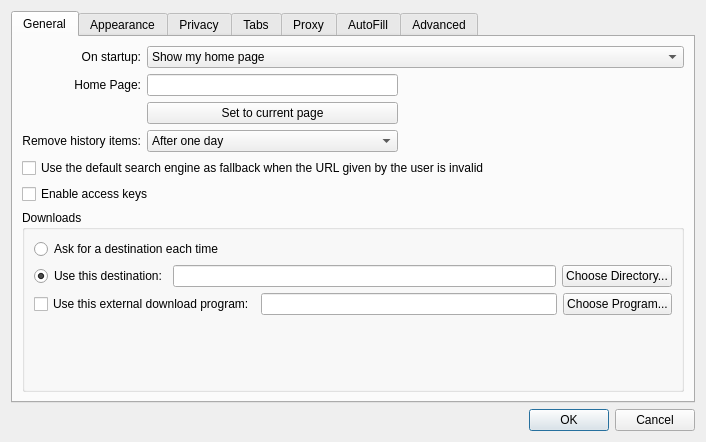
Above: src/settings.ui from dgraziotin/arora before the change. Below: the same form after it.
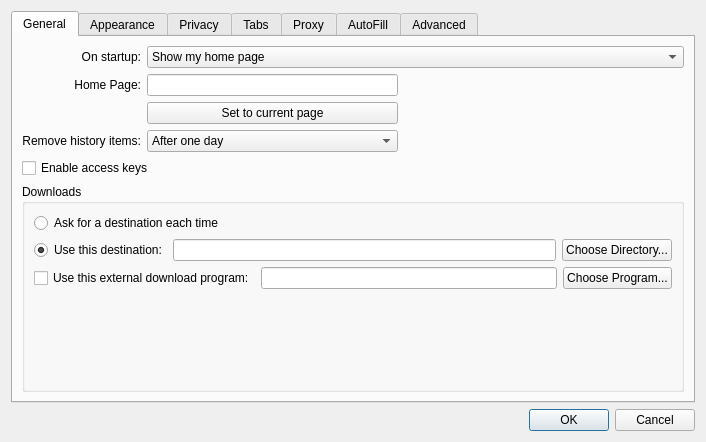
That is the form after the change.

Commit message: reverted to arora default search engine fallback,disabled user choose to disable the feature

What changed in the file:
```diff
--- a/src/settings.ui
+++ b/src/settings.ui
@@ -155,23 +155,13 @@
         </widget>
        </item>
        <item row="4" column="0" colspan="3">
-        <widget class="QCheckBox" name="searchEngineFallback">
-         <property name="text">
-          <string>Use the default search engine as fallback when the URL given by the user is invalid</string>
-         </property>
-         <property name="checked">
-          <bool>false</bool>
-         </property>
-        </widget>
-       </item>
-       <item row="5" column="0" colspan="3">
         <widget class="QCheckBox" name="enableAccessKeys">
          <property name="text">
           <string>Enable access keys</string>
          </property>
         </widget>
        </item>
-       <item row="6" column="0" colspan="3">
+       <item row="5" column="0" colspan="3">
         <widget class="QGroupBox" name="groupBox_2">
          <property name="title">
           <string>Downloads</string>
```
Left out of the diff: 1 changed line with no effect on the pictures. The commit also changes 5 other files.
